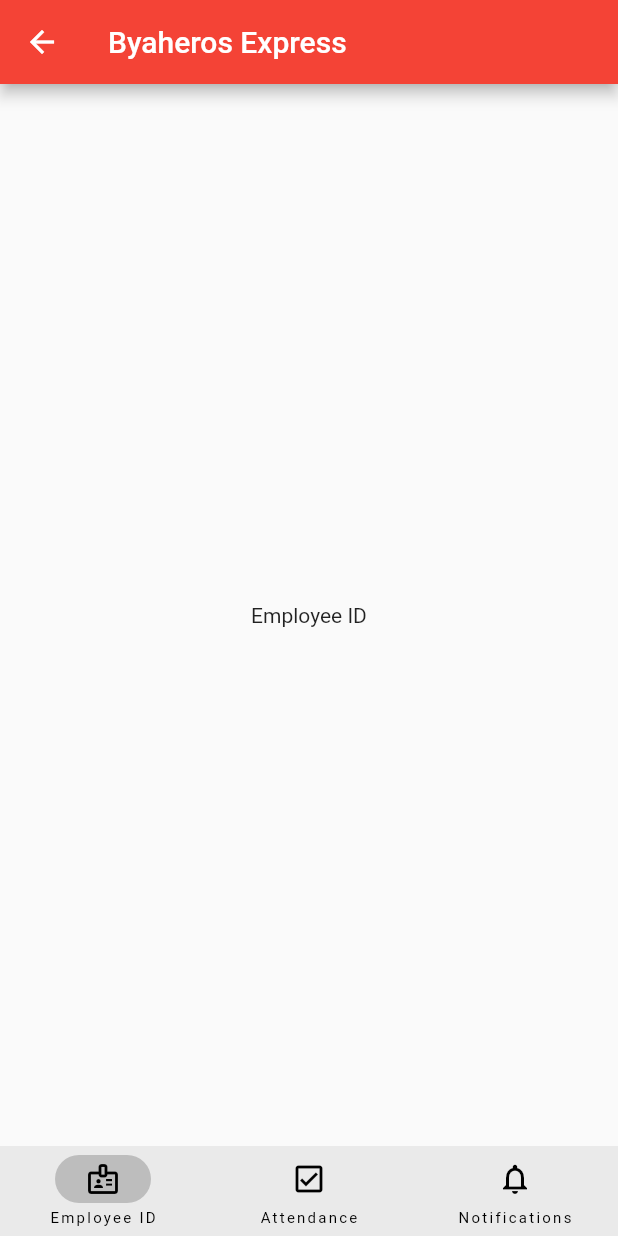
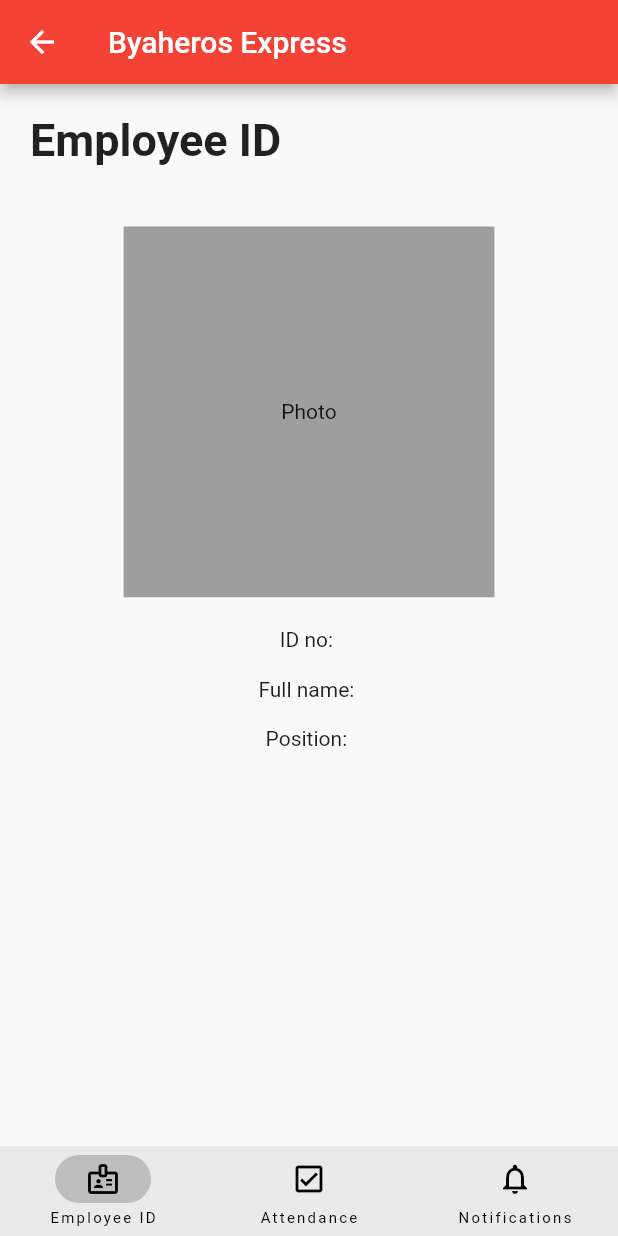
Before and after one commit to evguevarra/VirtualEmployeeID, a Flutter app: the MainFrame screen opened directly, on a phone screen of 412 x 824 dp. Run offline on Flutter 3.47's test engine with Material 2 defaults, Android fonts, the phone set to English and light mode, and no system bars.

Commit message:
employee id page ui created

```diff
--- /dev/null
+++ b/lib/emp_page.dart
@@ -0,0 +1,100 @@
+import 'package:flutter/material.dart';
+
+class EmployeePage extends StatefulWidget {
+  const EmployeePage({Key? key}) : super(key: key);
+
+  @override
+  _EmployeePageState createState() => _EmployeePageState();
+}
+
+class _EmployeePageState extends State<EmployeePage> {
+  @override
+  Widget build(BuildContext context) {
+    return Column(
+      children: [
+        const SizedBox(
+          height: 20,
+        ),
+        Row(
+          mainAxisAlignment: MainAxisAlignment.start,
+          children: const [
+            Padding(
+              padding: EdgeInsets.only(left: 20),
+              child: Text(
+                'Employee ID',
+                style: TextStyle(
+                  fontSize: 30,
+                  fontWeight: FontWeight.bold,
+                ),
+              ),
+            ),
+          ],
+        ),
+        const SizedBox(
+          height: 40,
+        ),
+        buildEmptyPhoto(),
+        const SizedBox(
+          height: 20,
+        ),
+        buildInfoSection(),
+      ],
+    );
+  }
+
+  Widget buildInfoSection() {
+    return SizedBox(
+      height: MediaQuery.of(context).size.height * .10,
+      width: MediaQuery.of(context).size.height * .10,
+      child: Column(
+        mainAxisAlignment: MainAxisAlignment.spaceBetween,
+        children: [
+          Row(
+            mainAxisAlignment: MainAxisAlignment.center,
+            children: const [
+              Text('ID no: '),
+              Text(''),
+            ],
+          ),
+          Row(
+            mainAxisAlignment: MainAxisAlignment.center,
+            children: const [
+              Text('Full name: '),
+              Text(''),
+            ],
+          ),
+          Row(
+            mainAxisAlignment: MainAxisAlignment.center,
+            children: const [
+              Text('Position: '),
+              Text(''),
+            ],
+          ),
+        ],
+      ),
+    );
+  }
+
+  Widget buildEmptyPhoto() {
+    return Row(
+      mainAxisAlignment: MainAxisAlignment.center,
+      children: [
+        Stack(
+          children: [
+            Container(
+              color: Colors.grey,
+              height: MediaQuery.of(context).size.height * .30,
+              width: MediaQuery.of(context).size.height * .30,
+            ),
+            const Positioned.fill(
+              child: Align(
+                alignment: Alignment.center,
+                child: Text('Photo'),
+              ),
+            ),
+          ],
+        ),
+      ],
+    );
+  }
+}
--- a/lib/main_frame.dart
+++ b/lib/main_frame.dart
@@ -1,4 +1,5 @@
 import 'package:flutter/material.dart';
+import 'package:virtual_emp/emp_page.dart';
 
 class MainFrame extends StatefulWidget {
   const MainFrame({Key? key}) : super(key: key);
@@ -11,9 +12,9 @@ class _MainFrameState extends State<MainFrame> {
   int index = 0;
 
   final screens = [
-    Center(child: Text('Employee ID')),
-    Center(child: Text('Attendance')),
-    Center(child: Text('Notifications')),
+    const EmployeePage(),
+    const Center(child: Text('Attendance')),
+    const Center(child: Text('Notifications')),
   ];
 
   @override
@@ -25,7 +26,9 @@ class _MainFrameState extends State<MainFrame> {
       ),
       body: screens[index],
       bottomNavigationBar: NavigationBarTheme(
-        data: NavigationBarThemeData(indicatorColor: Colors.grey.shade400),
+        data: NavigationBarThemeData(
+          indicatorColor: Colors.grey.shade400,
+        ),
         child: NavigationBar(
           height: 60,
           selectedIndex: index,
--- a/lib/pin_page.dart
+++ b/lib/pin_page.dart
@@ -72,7 +72,7 @@ class _PinVerificationPageState extends State<PinVerificationPage> {
                   code = code.substring(0, code.length - 1);
                 }
               });
-              print(code);
+              //print(code);
             },
           ),
         ],
```
